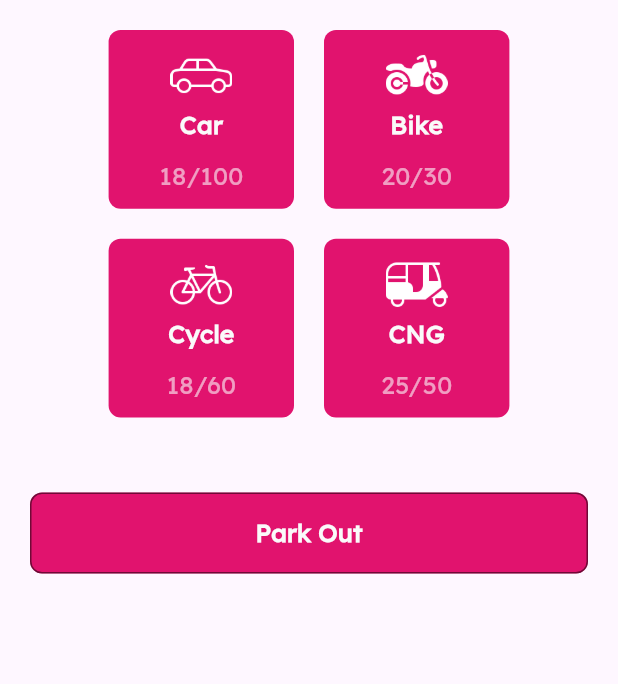
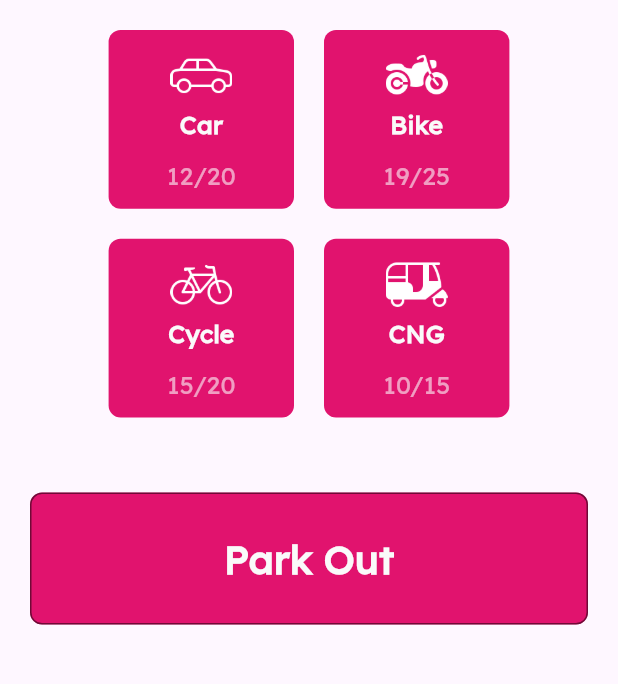
Before and after one commit to fahimmahmud618/parking_kori, a Flutter app: the HomePage screen opened directly, on a phone screen of 412 x 824 dp, the part 102-786 px from its top. Run offline on Flutter 3.47's test engine with Material 3 defaults, Android fonts, the phone set to English and light mode, and no system bars; our stand-ins replace pretty_qr_code; missing offline and left inert: cache_manager, mobile_scanner.

```diff
--- a/lib/view/pages/home_page.dart
+++ b/lib/view/pages/home_page.dart
@@ -18,6 +18,26 @@ class HomePage extends StatefulWidget {
 
 class _HomePageState extends State<HomePage> {
 
+  late int currentCarNumber;
+  late int carCapacity;
+  late int currentBikeNumber;
+  late int bikeCapacity;
+  late int currentCycleNumber;
+  late int cycleCapacity;
+  late int currentCNGNumber;
+  late int cngCapacity;
+
+  void load_data(){
+    //TODO: Fetch from api, Dummy data here
+    currentCarNumber=12;
+    carCapacity=20;
+    currentBikeNumber=19;
+    bikeCapacity=25;
+    currentCycleNumber=15;
+    cycleCapacity=20;
+    currentCNGNumber=10;
+    cngCapacity=15;
+  }
   void add_car(){
     Navigator.push(context, MaterialPageRoute(builder: (context)=>AddVehicle(vehicleType: "car")));
   }
@@ -35,7 +55,11 @@ class _HomePageState extends State<HomePage> {
     Navigator.push(context, MaterialPageRoute(builder: (context)=>ParkOut()));
   }
 
-
+  @override
+  void initState() {
+    load_data();
+    super.initState();
+  }
   @override
   Widget build(BuildContext context) {
     return SafeArea(child: Scaffold(
@@ -46,21 +70,21 @@ class _HomePageState extends State<HomePage> {
             Row(
               mainAxisAlignment: MainAxisAlignment.center,
               children: [
-                ParkingInfoCard(context, carLogo, "Car", 18, 100,add_car ),
+                ParkingInfoCard(context, carLogo, "Car", currentCarNumber, carCapacity,add_car ),
                 SizedBox(width: 20,),
-                ParkingInfoCard(context, bikeLogo, "Bike", 20, 30, add_bike),
+                ParkingInfoCard(context, bikeLogo, "Bike", currentBikeNumber, bikeCapacity, add_bike),
               ],
             ),
             Row(
               mainAxisAlignment: MainAxisAlignment.center,
               children: [
-                ParkingInfoCard(context, cycleLogo, "Cycle", 18, 60, add_cycle),
+                ParkingInfoCard(context, cycleLogo, "Cycle", currentCycleNumber, cycleCapacity, add_cycle),
                 SizedBox(width: 20,),
-                ParkingInfoCard(context, cngLogo, "CNG", 25, 50, add_cng),
+                ParkingInfoCard(context, cngLogo, "CNG", currentCNGNumber, cngCapacity, add_cng),
               ],
             ),
             SizedBox(height: 40,),
-            ActionButton(context, "Park Out", go_to_park_out),
+            ActionButton2(context, "Park Out", go_to_park_out),
 
           ],
         )
--- a/lib/view/widgets/action_button.dart
+++ b/lib/view/widgets/action_button.dart
@@ -23,3 +23,25 @@ Widget ActionButton(BuildContext context, String text, action){
     ),
   );
 }
+Widget ActionButton2(BuildContext context, String text, action){
+  return Container(
+    width: get_screenWidth(context),
+    constraints: BoxConstraints(
+        minWidth: get_screenWidth(context)*0.3
+    ),
+    margin: EdgeInsets.fromLTRB(20, 10, 20, 10),
+    padding: EdgeInsets.fromLTRB(2, 16, 2, 16),
+    decoration: BoxDecoration(
+        color: myred,
+        borderRadius: BorderRadius.circular(8),
+        border: Border.all(color: Colors.black.withOpacity(0.5))
+    ),
+    child: TextButton(
+      onPressed: action,
+      child: Text(
+        text,
+        style: nameTitleStyle(context, myWhite),
+      ),
+    ),
+  );
+}
```
Also changed, not shown: lib/view/pages/checkout.dart (+22 -1 lines), lib/view/pages/park_log.dart (+6 -3 lines).
